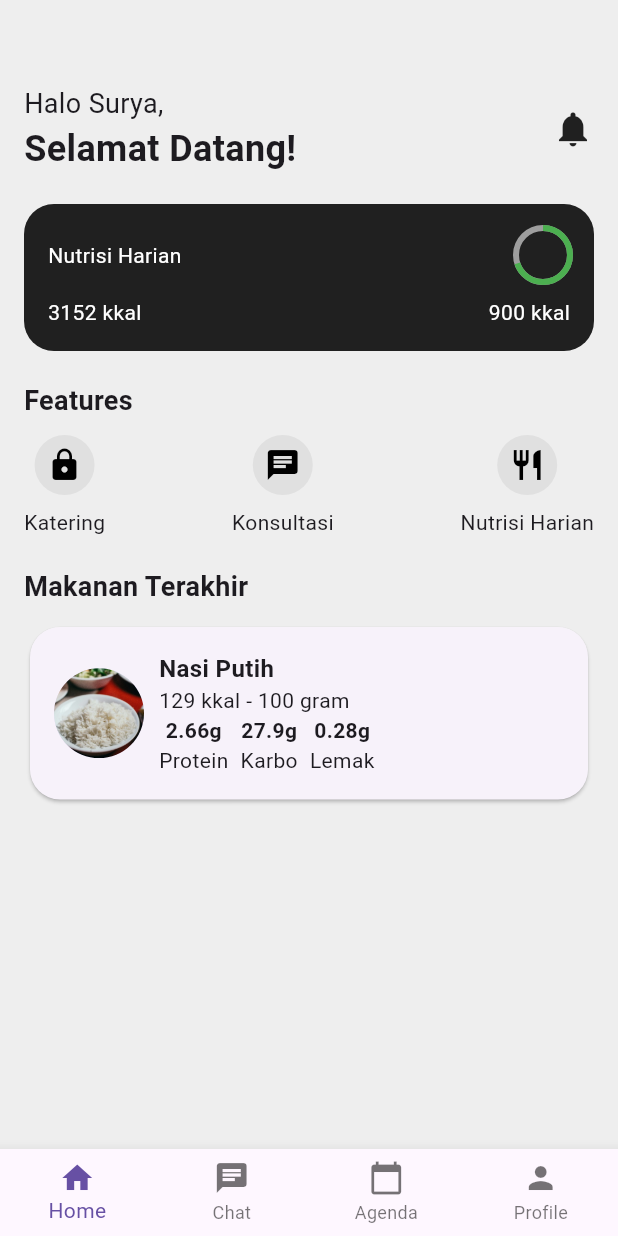
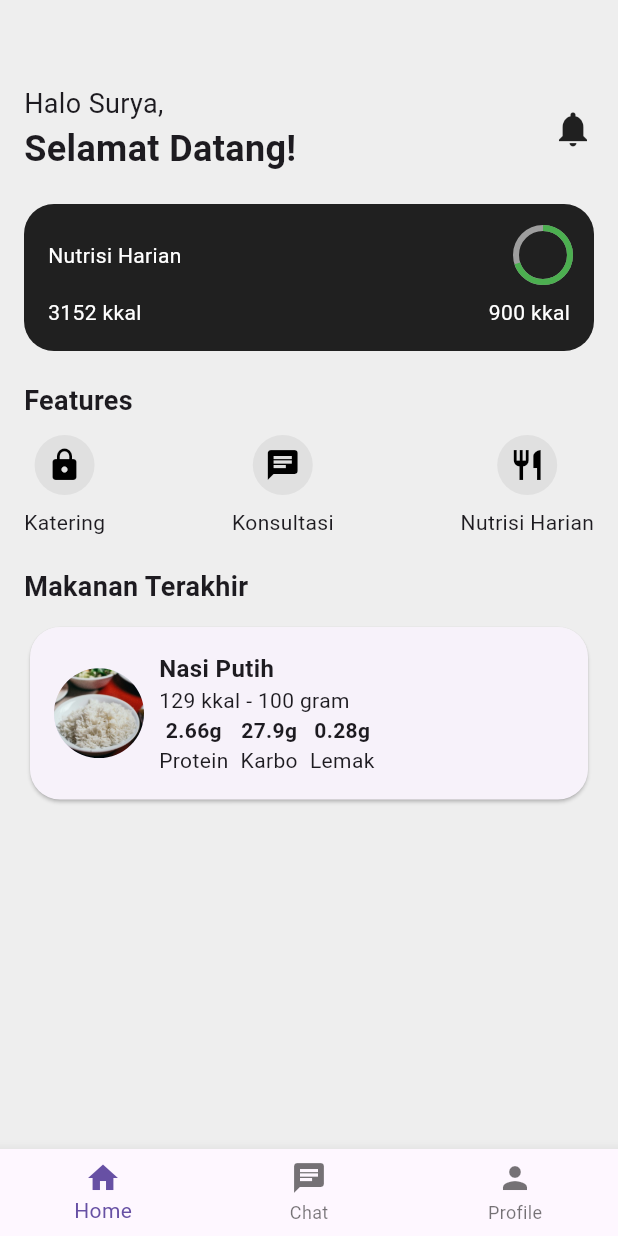
Before and after one commit to M-Surya-S/SCare, a Flutter app: the HomePage screen opened directly, on a phone screen of 412 x 824 dp. Run offline on Flutter 3.47's test engine with Material 3 defaults, Android fonts, the phone set to English and light mode, and no system bars.

Commit message:
update : delete schedule at navbar

```diff
--- a/lib/home_page.dart
+++ b/lib/home_page.dart
@@ -104,11 +104,7 @@ class HomePage extends StatelessWidget {
         },
         items: const [
           BottomNavigationBarItem(icon: Icon(Icons.home), label: "Home"),
-          BottomNavigationBarItem(
-              icon: Icon(Icons.chat),
-              label: "Chat"), // Mengarahkan ke halaman consultation_page
-          BottomNavigationBarItem(
-              icon: Icon(Icons.calendar_today), label: "Agenda"),
+          BottomNavigationBarItem(icon: Icon(Icons.chat), label: "Chat"),
           BottomNavigationBarItem(icon: Icon(Icons.person), label: "Profile"),
         ],
         type: BottomNavigationBarType.fixed,
```
